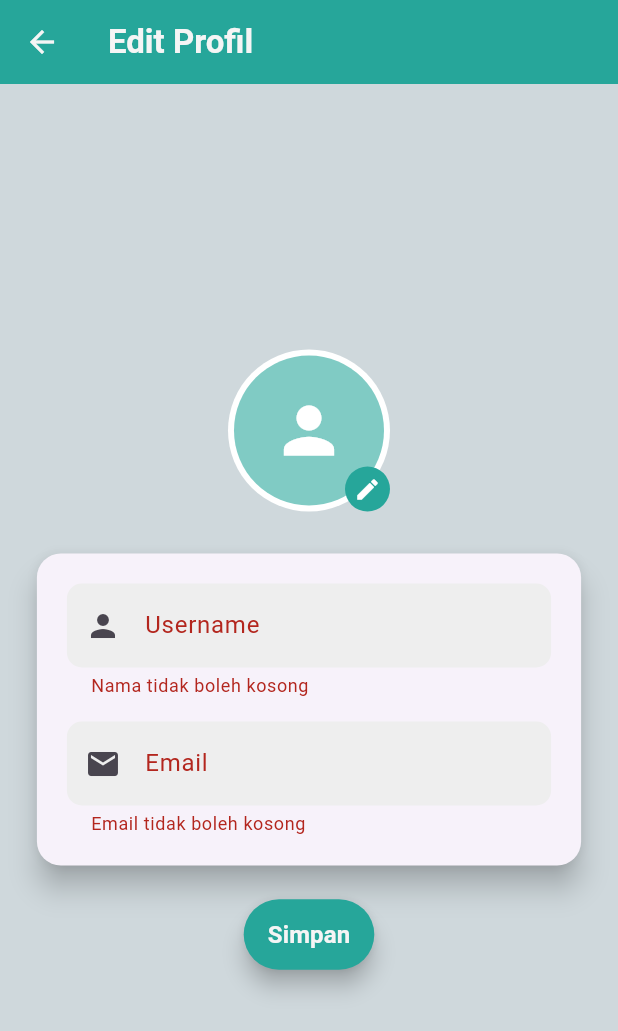
After one commit to AwwaliyahAliyah/tekber-fp, a Flutter app: the EditProfileScreen screen opened directly, after a tap on "Simpan", on a phone screen of 412 x 824 dp. The commit adds this screen. Shown: the top 1031 px of the screen. Run offline on Flutter 3.47's test engine with Material 3 defaults, Android fonts, the light colour scheme and no system bars; our stand-ins replace icons_plus.

Commit message:
Fitur Edit Profile

```diff
--- a/lib/providers/user_provider.dart
+++ b/lib/providers/user_provider.dart
@@ -23,4 +23,10 @@ class UserProvider extends ChangeNotifier {
     _joinDate = date;
     notifyListeners();
   }
+
+  void updateUserProfile(String name, String email, String joinDate) {
+    _name = name;
+    _email = email;
+    notifyListeners();
+  }
 }
--- /dev/null
+++ b/lib/screens/edit_profile.dart
@@ -0,0 +1,192 @@
+import 'package:flutter/material.dart';
+import 'package:provider/provider.dart';
+import '../providers/user_provider.dart';
+
+class EditProfileScreen extends StatefulWidget {
+  @override
+  _EditProfileScreenState createState() => _EditProfileScreenState();
+}
+
+class _EditProfileScreenState extends State<EditProfileScreen> {
+  final _formKey = GlobalKey<FormState>();
+  String? _name;
+  String? _email;
+
+  @override
+  Widget build(BuildContext context) {
+    final userProvider = Provider.of<UserProvider>(context);
+
+    // Mendapatkan lebar layar untuk menyesuaikan ukuran Card
+    double screenWidth = MediaQuery.of(context).size.width;
+
+    return Scaffold(
+      appBar: AppBar(
+        title: Text('Edit Profil',
+            style: TextStyle(
+                fontWeight: FontWeight.w600, color: Colors.grey[100])),
+        backgroundColor: Colors.teal[400],
+        iconTheme: IconThemeData(color: Colors.grey[100]),
+      ),
+      backgroundColor: Colors.blueGrey.shade100,
+
+      // Card for form
+      body: Center(
+        child: Padding(
+          padding: const EdgeInsets.symmetric(horizontal: 16.0),
+          child: Form(
+            key: _formKey,
+            child: SingleChildScrollView(
+              child: Column(
+                mainAxisSize: MainAxisSize.min,
+                crossAxisAlignment: CrossAxisAlignment.center,
+                children: [
+                  // Foto Profil
+                  Stack(
+                    children: [
+                      CircleAvatar(
+                        radius: 54,
+                        backgroundColor: Colors.white,
+                        child: CircleAvatar(
+                          radius: 50,
+                          backgroundColor: Colors.teal[200],
+                          child:
+                              Icon(Icons.person, size: 50, color: Colors.white),
+                        ),
+                      ),
+                      Positioned(
+                        bottom: 0,
+                        right: 0,
+                        child: InkWell(
+                          onTap: () {
+                            // Add functionality to upload a new profile picture
+                          },
+                          child: Container(
+                            decoration: BoxDecoration(
+                              shape: BoxShape.circle,
+                              color: Colors.teal[400],
+                            ),
+                            padding: EdgeInsets.all(6),
+                            child: Icon(
+                              Icons.edit,
+                              size: 18,
+                              color: Colors.white,
+                            ),
+                          ),
+                        ),
+                      ),
+                    ],
+                  ),
+                  SizedBox(height: 24),
+
+                  // Card for input fields
+                  Container(
+                    width: screenWidth * 0.9,
+                    child: Card(
+                      elevation: 8,
+                      shape: RoundedRectangleBorder(
+                        borderRadius: BorderRadius.circular(16),
+                      ),
+                      child: Padding(
+                        padding: const EdgeInsets.all(20.0),
+                        child: Column(
+                          children: [
+                            // Input Nama
+                            TextFormField(
+                              initialValue: userProvider.name,
+                              decoration: InputDecoration(
+                                labelText: 'Username',
+                                prefixIcon: Icon(Icons.person),
+                                filled: true,
+                                fillColor: Colors.grey[200],
+                                border: OutlineInputBorder(
+                                  borderRadius: BorderRadius.circular(10),
+                                  borderSide: BorderSide.none,
+                                ),
+                              ),
+                              onSaved: (value) {
+                                _name = value;
+                              },
+                              validator: (value) {
+                                if (value == null || value.isEmpty) {
+                                  return 'Nama tidak boleh kosong';
+                                }
+                                return null;
+                              },
+                            ),
+                            SizedBox(height: 16),
+
+                            // Input Email
+                            TextFormField(
+                              initialValue: userProvider.email,
+                              decoration: InputDecoration(
+                                labelText: 'Email',
+                                prefixIcon: Icon(Icons.email),
+                                filled: true,
+                                fillColor: Colors.grey[200],
+                                border: OutlineInputBorder(
+                                  borderRadius: BorderRadius.circular(10),
+                                  borderSide: BorderSide.none,
+                                ),
+                              ),
+                              onSaved: (value) {
+                                _email = value;
+                              },
+                              validator: (value) {
+                                if (value == null || value.isEmpty) {
+                                  return 'Email tidak boleh kosong';
+                                } else if (!RegExp(r'^[^@]+@[^@]+\.[^@]+')
+                                    .hasMatch(value)) {
+                                  return 'Email tidak valid';
+                                }
+                                return null;
+                              },
+                            ),
+                          ],
+                        ),
+                      ),
+                    ),
+                  ),
+                  SizedBox(height: 18),
+
+                  // Tombol Simpan
+                  ElevatedButton(
+                    onPressed: () {
+                      if (_formKey.currentState!.validate()) {
+                        _formKey.currentState!.save();
+
+                        // Perbarui profil pengguna
+                        userProvider.updateUserProfile(
+                          _name ?? userProvider.name,
+                          _email ?? userProvider.email,
+                          userProvider.joinDate, // Tidak diubah
+                        );
+
+                        ScaffoldMessenger.of(context).showSnackBar(
+                          SnackBar(content: Text('Profil berhasil diperbarui')),
+                        );
+
+                        Navigator.pop(context);
+                      }
+                    },
+                    style: ElevatedButton.styleFrom(
+                      backgroundColor: Colors.teal[400],
+                      padding: EdgeInsets.symmetric(horizontal: 16, vertical: 12),
+                      elevation: 6,
+                    ),
+                    child: Text(
+                      'Simpan',
+                      style: TextStyle(
+                          fontSize: 16,
+                          fontWeight: FontWeight.bold,
+                          color: Colors.grey[100]),
+                    ),
+                  ),
+                ],
+              ),
+            ),
+          ),
+        ),
+      ),
+    );
+  }
+}
--- a/lib/screens/profile.dart
+++ b/lib/screens/profile.dart
@@ -2,6 +2,7 @@ import 'package:flutter/material.dart';
 import 'package:provider/provider.dart';
 import '../providers/note_provider.dart';
 import '../providers/user_provider.dart';
+import '../screens/edit_profile.dart';
 
 class ProfileScreen extends StatelessWidget {
   @override
@@ -25,7 +26,7 @@ class ProfileScreen extends StatelessWidget {
                 return Text(
                   userProvider.name.isNotEmpty
                     ? userProvider.name
-                    : 'Nama Pengguna',
+                    : 'Username',
                   style: TextStyle(fontSize: 24, fontWeight: FontWeight.bold),
                 );
               },
@@ -73,15 +74,18 @@ class ProfileScreen extends StatelessWidget {
 
             ElevatedButton.icon(
               onPressed: () {
-                // Add your edit profile functionality here
+                Navigator.push(
+                  context,
+                  MaterialPageRoute(builder: (context) => EditProfileScreen()),
+                );
               },
-              icon: Icon(Icons.edit, size: 18),
-              label: Text("Edit Profile"),
+              icon: Icon(Icons.edit),
+              label: Text("Edit Profil"),
               style: ElevatedButton.styleFrom(
-                foregroundColor: Colors.white,
+                foregroundColor: Colors.grey[100],
                 backgroundColor: Colors.teal[400],  // For text and icon color
                 padding: EdgeInsets.symmetric(horizontal: 20, vertical: 10),
-                textStyle: TextStyle(fontSize: 16),
+                textStyle: TextStyle(fontSize: 16, fontWeight: FontWeight.bold),
                 shape: RoundedRectangleBorder(
                   borderRadius: BorderRadius.circular(10),
                 ),
```
